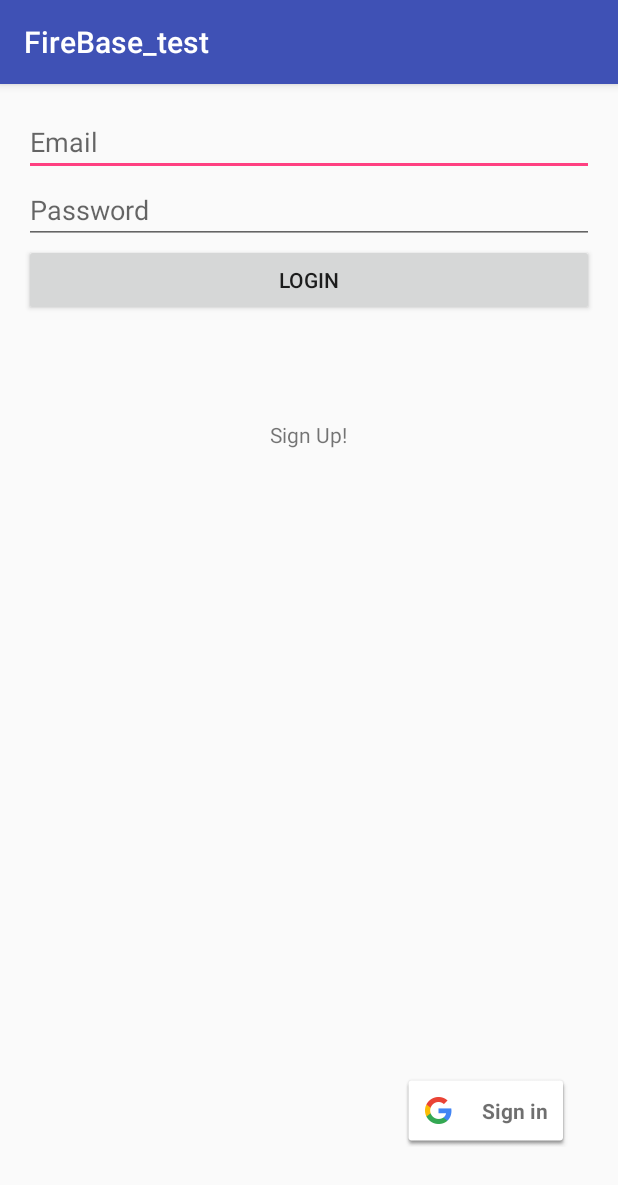
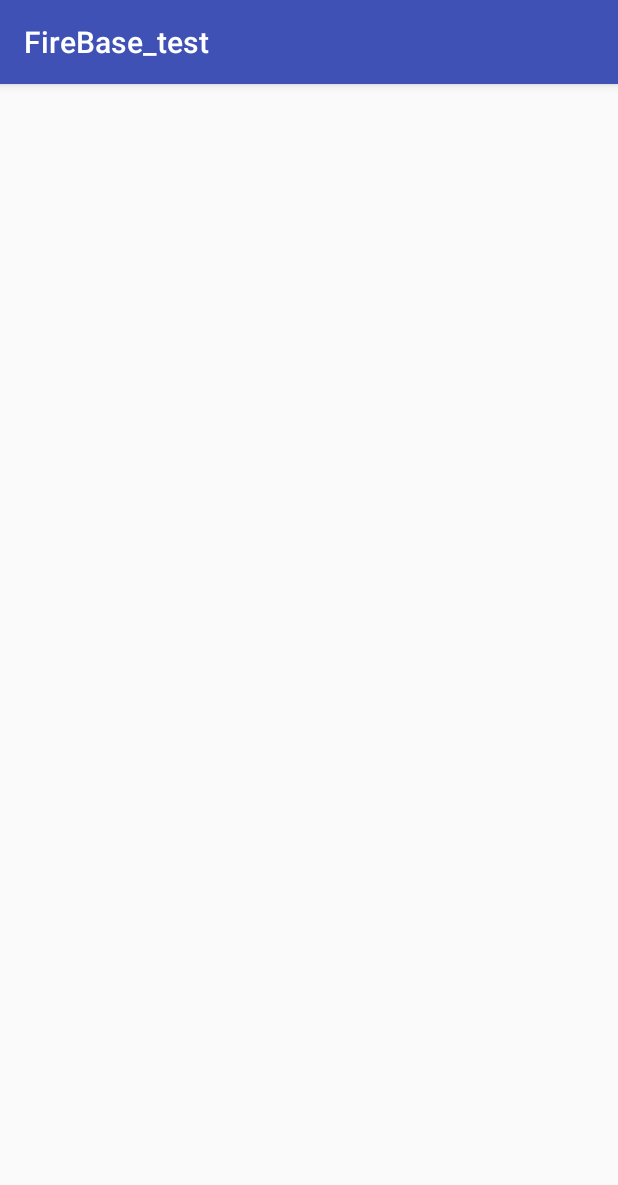
Before and after one commit to Y0Q/Young-Guns-Football-Academy---Android-App, an Android app: the screen it shows after launch (MainActivity), on a phone screen of 412 x 824 dp. Shown: the top 1185 px of the screen. Run offline under Robolectric (Android 15) with nearby library versions, the phone set to English and light mode, and no system bars; our stand-ins replace Firebase (no records; nobody signed in at launch, a user with empty details on screens opened directly); 3 statements that could not run were skipped.

Commit message:
moved login stuff  to dedicated activity

```diff
--- a/app/src/main/res/layout/activity_main.xml
+++ b/app/src/main/res/layout/activity_main.xml
@@ -11,58 +11,5 @@
     android:paddingTop="@dimen/activity_vertical_margin"
     tools:context="jj8.firebase_test.MainActivity">
 
-    <EditText
-        android:id="@+id/emailField"
-        android:layout_width="match_parent"
-        android:layout_height="wrap_content"
-        android:layout_alignParentLeft="true"
-        android:layout_alignParentTop="true"
-        android:ems="10"
-        android:inputType="textEmailAddress"
-        android:hint="@string/email_hint" >
 
-        <requestFocus />
-    </EditText>
-
-    <EditText
-        android:id="@+id/passwordField"
-        android:layout_width="match_parent"
-        android:layout_height="wrap_content"
-        android:layout_alignLeft="@+id/emailField"
-        android:layout_below="@+id/emailField"
-        android:ems="10"
-        android:hint="@string/password_hint"
-        android:inputType="textPassword" />
-
-    <Button
-        android:id="@+id/loginButton"
-        android:layout_width="match_parent"
-        android:layout_height="wrap_content"
-        android:layout_alignLeft="@+id/passwordField"
-        android:layout_below="@+id/passwordField"
-        android:text="@string/login_button_label" />
-
-    <TextView
-        android:id="@+id/signUpText"
-        android:layout_width="wrap_content"
-        android:layout_height="wrap_content"
-        android:layout_below="@+id/loginButton"
-        android:layout_centerHorizontal="true"
-        android:layout_marginTop="69dp"
-        android:text="@string/sign_up_text" />
-
-
-    <TextView
-        android:id="@+id/text1"
-        android:layout_width="wrap_content"
-        android:layout_height="wrap_content"/>
-
-    <com.google.android.gms.common.SignInButton
-        android:id="@+id/sign_in_button"
-        android:layout_width="wrap_content"
-        android:layout_height="wrap_content"
-        android:layout_marginBottom="43dp"
-        android:layout_alignParentBottom="true"
-        android:layout_alignParentEnd="true"
-        android:layout_marginEnd="16dp"/>
 </RelativeLayout>
```
